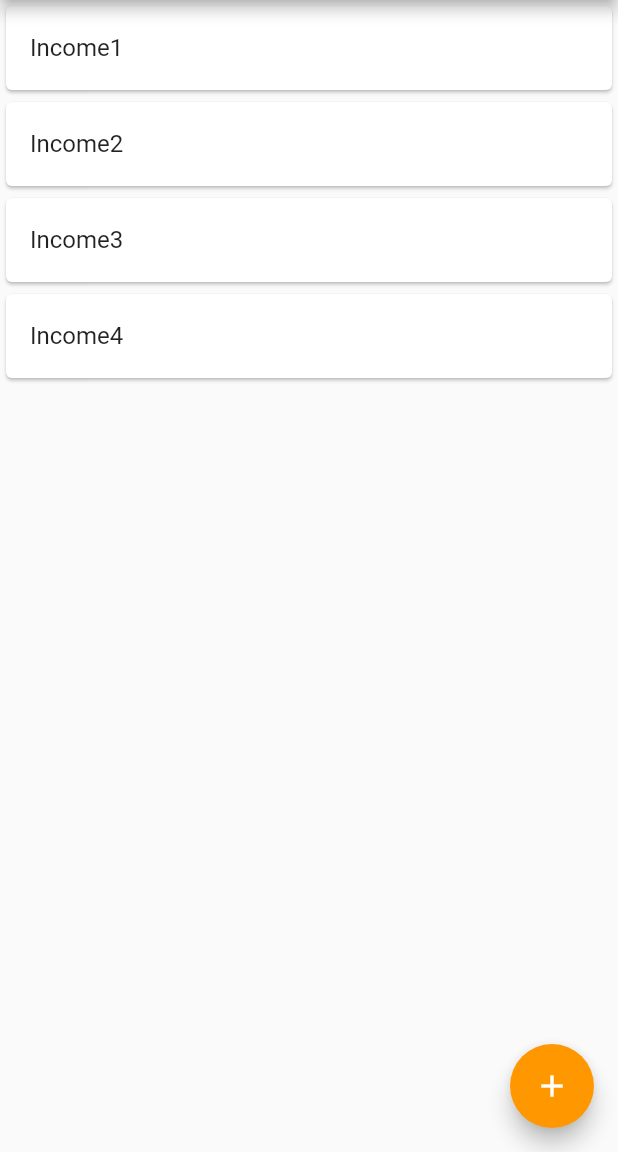
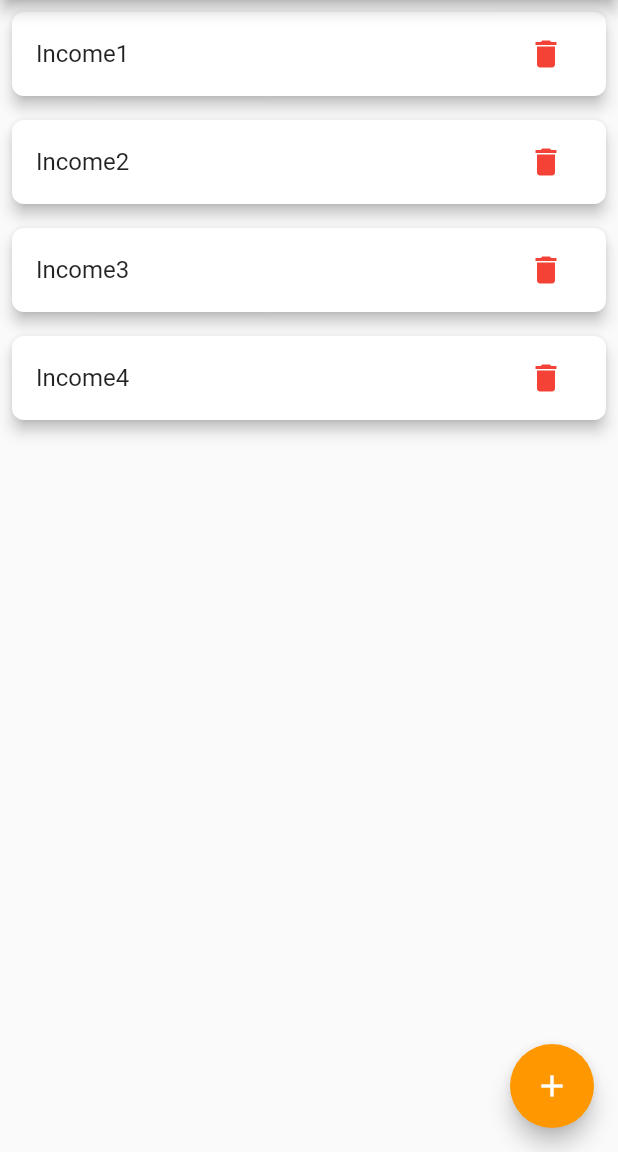
Before and after one commit to prerit09/finlit, a Flutter app: the screen it shows after launch, on a phone screen of 412 x 824 dp, the part 84-1236 px from its top. Run offline on Flutter 3.47's test engine with Material 2 defaults, Android fonts, the phone set to English and light mode, and no system bars.

Commit message:
added delete option and modified ui

```diff
--- a/fin_goal/lib/main.dart
+++ b/fin_goal/lib/main.dart
@@ -43,6 +43,9 @@ class _MyAppState extends State<MyApp> {
         context: context,
         builder: (BuildContext context){
           return AlertDialog(
+            shape: RoundedRectangleBorder(
+              borderRadius: BorderRadius.circular(8)
+            ),
             title: Text("Add Income"),
             content: TextField(
               onChanged: (String value){
@@ -55,9 +58,12 @@ class _MyAppState extends State<MyApp> {
                 setState(() {
                   todos.add(input);
                 });
-              }, child: Text("Add"))
+                Navigator.of(context).pop();
+              },
+              child: Text("Add"))
             ],
-          );});
+          );
+        });
     },
     child: Icon(
       Icons.add,
@@ -68,8 +74,27 @@ class _MyAppState extends State<MyApp> {
   body: ListView.builder(
     itemCount: todos.length ,
     itemBuilder: (BuildContext context, int index){
-      return Dismissible(key: Key(todos[index]), child: Card(
-        child: ListTile(title: Text(todos[index]),
+      return Dismissible
+      (key: Key(
+        todos[index]),
+        child: Card(
+          elevation: 4,
+          margin: EdgeInsets.all(8),
+          shape: RoundedRectangleBorder(
+            borderRadius: BorderRadius.circular(8)
+        ),
+        child: ListTile(
+          title: Text(todos[index]),
+          trailing: IconButton(
+            icon: Icon(
+              Icons.delete,
+              color: Colors.red,
+              ),
+              onPressed: () {
+                setState(() {
+                  todos.removeAt(index);
+                });
+              }),
       ),
       ));
   })
```
